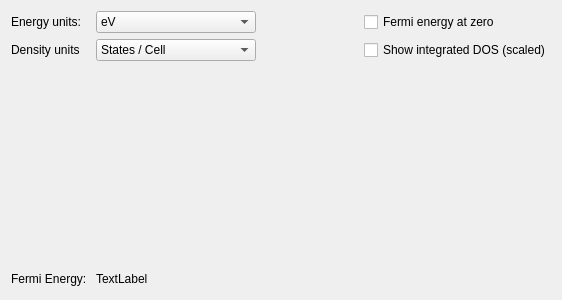
This is libavogadro/src/extensions/spectratabdos.ui in cryos/avogadro as Qt 5 draws it before an edit. The edited form follows.
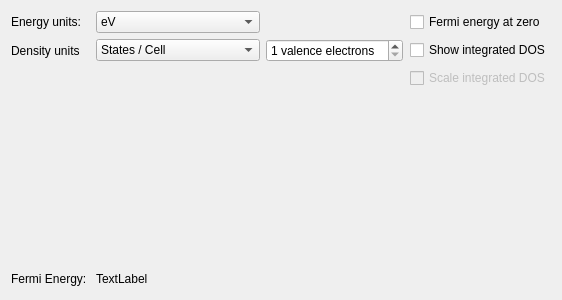
This is the edited form.

Commit message: Added integration scaling as an option, and the option to plot density per valence electron.

Patch:
```diff
--- a/libavogadro/src/extensions/spectratabdos.ui
+++ b/libavogadro/src/extensions/spectratabdos.ui
@@ -80,6 +80,11 @@
        <string>States / Atom</string>
       </property>
      </item>
+     <item>
+      <property name="text">
+       <string>States / Valence electron</string>
+      </property>
+     </item>
     </widget>
    </item>
    <item row="0" column="1" colspan="2">
@@ -91,22 +96,55 @@
      </item>
     </widget>
    </item>
-   <item row="0" column="4">
+   <item row="0" column="5">
     <widget class="QCheckBox" name="cb_fermi">
      <property name="text">
       <string>Fermi energy at zero</string>
      </property>
     </widget>
    </item>
-   <item row="1" column="4">
+   <item row="0" column="4">
+    <spacer name="horizontalSpacer_2">
+     <property name="orientation">
+      <enum>Qt::Horizontal</enum>
+     </property>
+     <property name="sizeHint" stdset="0">
+      <size>
+       <width>40</width>
+       <height>20</height>
+      </size>
+     </property>
+    </spacer>
+   </item>
+   <item row="2" column="5">
+    <widget class="QCheckBox" name="cb_scaleIntegrated">
+     <property name="enabled">
+      <bool>false</bool>
+     </property>
+     <property name="text">
+      <string>Scale integrated DOS</string>
+     </property>
+    </widget>
+   </item>
+   <item row="1" column="5">
     <widget class="QCheckBox" name="cb_toggleIntegrated">
      <property name="text">
-      <string>Show integrated DOS (scaled)</string>
+      <string>Show integrated DOS</string>
+     </property>
+    </widget>
+   </item>
+   <item row="1" column="3">
+    <widget class="QSpinBox" name="spin_valence">
+     <property name="suffix">
+      <string> valence electrons</string>
+     </property>
+     <property name="minimum">
+      <number>1</number>
      </property>
     </widget>
    </item>
    <item row="0" column="3">
-    <spacer name="horizontalSpacer_2">
+    <spacer name="horizontalSpacer_3">
      <property name="orientation">
       <enum>Qt::Horizontal</enum>
      </property>
```
Left out of the diff: 19 changed lines with no effect on the pictures. The commit also changes 2 other files.
